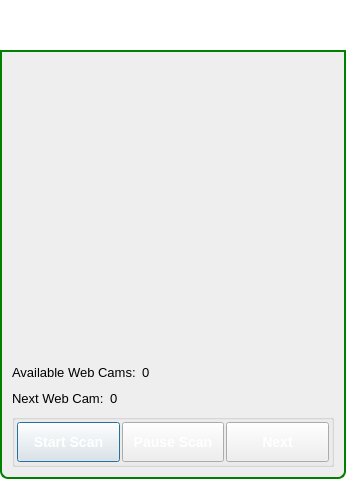
First picture: the form in GoTvApps/GoTvCommon/Forms/ActivityScanWebCams.ui, repository brettrjones/gotvptop, before the edit.
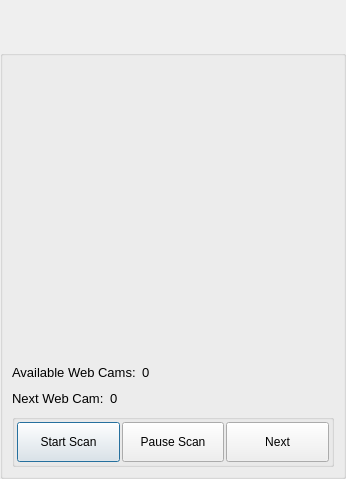
Second picture: the form after the edit. Icons and pictures are not drawn. Custom widgets are drawn as their Qt base class.

Patch:
```diff
--- a/GoTvApps/GoTvCommon/Forms/ActivityScanWebCams.ui
+++ b/GoTvApps/GoTvCommon/Forms/ActivityScanWebCams.ui
@@ -34,67 +34,6 @@
   <property name="toolTip">
    <string/>
   </property>
-  <property name="styleSheet">
-   <string notr="true">QDialog#ScanWebCamsDialog
-{   
-color: transparent;
-background-color: transparent;
-border: 1px solid transparent;
-border-radius: 8px; 
-}
-
-#TitleGroupBox
-{   
-color: black;
-background-color: rgb(50,238,17);
-border: 2px solid green;
-border-top-left-radius: 8px; 
-border-top-right-radius: 8px;
-}
-
-#TitleLabel
-{   
-color: black;
-}
-
-#ItemsGroupBox
-{   
-background-color: rgb(238,238,238);
-border: 2px solid green;
-border-top-color: green; 
-border-bottom-left-radius: 8px; 
-border-bottom-right-radius: 8px;
-}
-
-#ProfileFrame
-{   
-background-color: white;
-border: 1px solid black;
-}
-
-QPushButton
-{
-color: white;
-font: bold 14px;
-border-width: 10;
-border-image: url(:/MyP2PWeb/Resources/button_green_normal.png)10;
-padding: -10;
-}
-
-QPushButton:pressed
-{
-border-width: 10;
-border-image: url(:/MyP2PWeb/Resources/button_green_pressed.png);
-padding: -10;
-}
-
-QPushButton#ExitDialogButton
-{
-color: black;
-font: bold 14px;
-border-image: none;
-}</string>
-  </property>
   <layout class="QVBoxLayout" name="verticalLayout">
    <property name="spacing">
     <number>0</number>
@@ -341,6 +280,12 @@
    <header>TitleBarWidget.h</header>
    <container>1</container>
   </customwidget>
+  <customwidget>
+   <class>BottomBarWidget</class>
+   <extends>QWidget</extends>
+   <header location="global">BottomBarWidget.h</header>
+   <container>1</container>
+  </customwidget>
   <customwidget>
    <class>IdentWidget</class>
    <extends>QWidget</extends>
```
Left out of the diff: 41 changed lines with no effect on the pictures.
